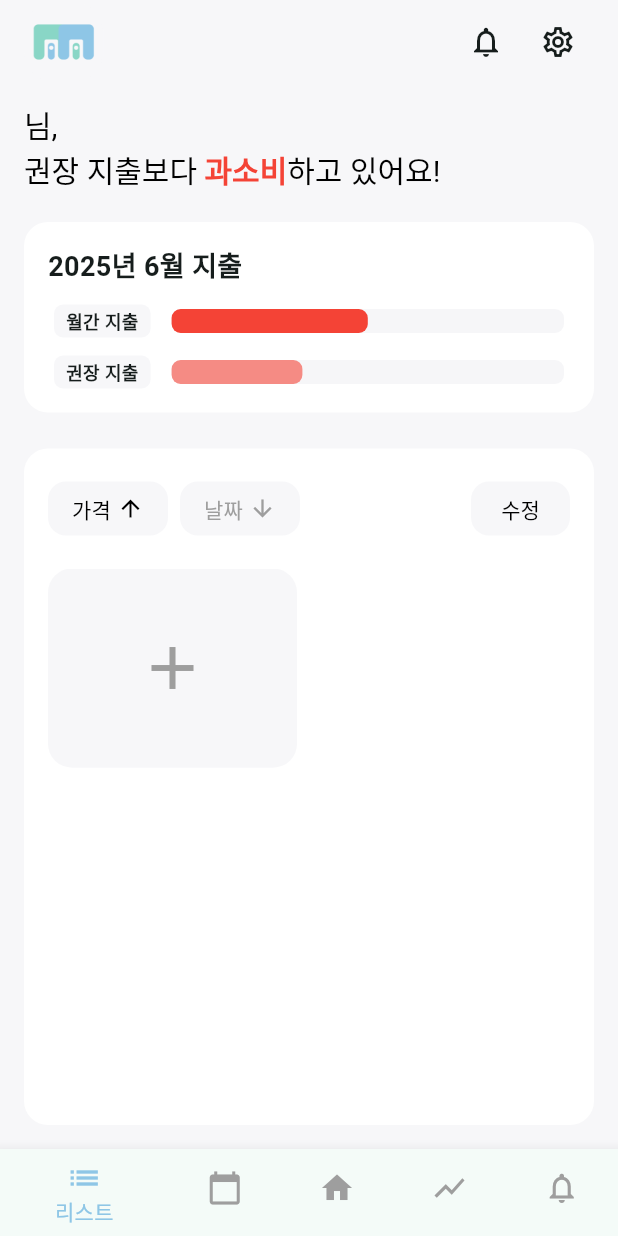
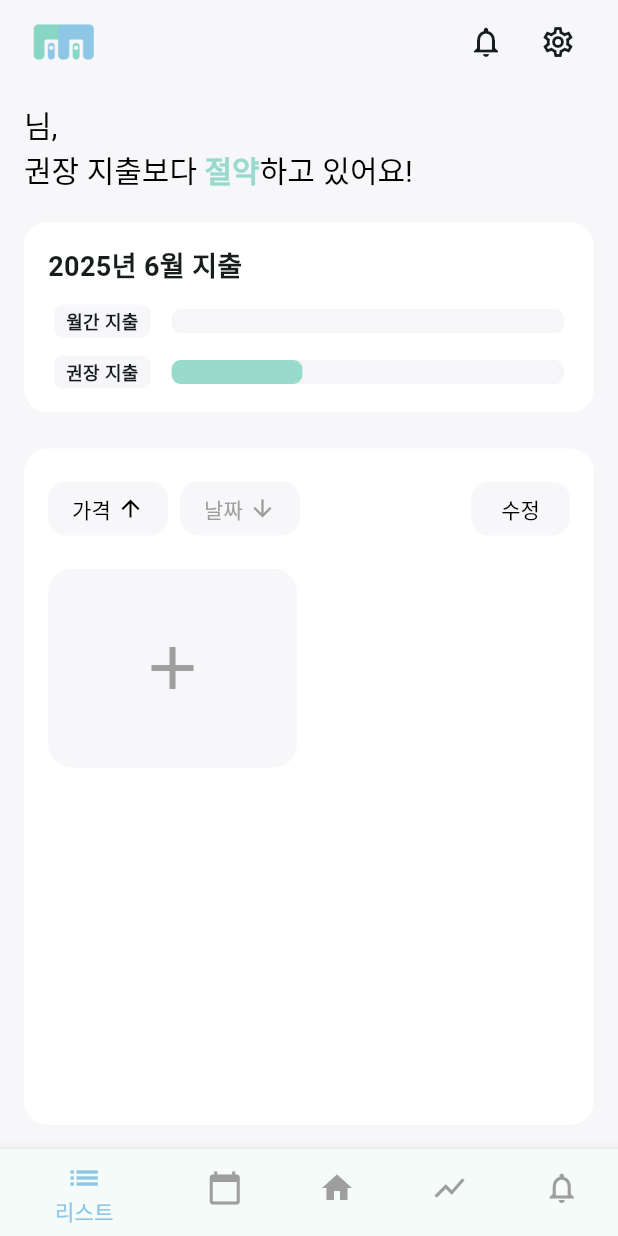
Before and after one commit to 8oo30un/moneytor, a Flutter app: the screen it shows after launch, after a tap on "가격", on a phone screen of 412 x 824 dp. Run offline on Flutter 3.47's test engine with Material 3 defaults, Android fonts, the phone set to English and light mode, and no system bars; our stand-ins replace cloud_firestore, firebase_auth, firebase_core, google_sign_in; accounts and stored records are empty.

Commit message:
fix: point color & add montlyspending

```diff
--- a/lib/home.dart
+++ b/lib/home.dart
@@ -29,7 +29,7 @@ class _HomePageState extends State<HomePage>
   String userName = '';
   String? photoUrl;
   int monthlyGoal = 1000000;
-  int todaySpending = 20000000;
+  int todaySpending = 20000;
   String spendingStatus = '절약'; // 절약, 평균, 과소비 중 하나
   Color statusColor = Colors.green; // 절약: 초록, 평균: 파랑, 과소비: 빨강
 
@@ -147,7 +147,10 @@ class _HomePageState extends State<HomePage>
   }
 
   void _calculateStatus() {
-    final result = calculateStatusFromCard(selectedCard: selectedCard);
+    final result = calculateStatusFromCard(
+      selectedCard: selectedCard,
+      allCards: registerCards, // ✅ 이걸 꼭 전달해야 함
+    );
 
     setState(() {
       monthlyGoal = result.goal;
@@ -246,6 +249,7 @@ class _HomePageState extends State<HomePage>
             monthlyGoal: monthlyGoal,
             statusColor: statusColor,
             userId: FirebaseAuth.instance.currentUser?.uid ?? '',
+            registerCards: registerCards,
             onGoalSaved: (updatedCard) {
               setState(() {
                 selectedCard = updatedCard;
--- a/lib/model/register_card_model.dart
+++ b/lib/model/register_card_model.dart
@@ -52,4 +52,8 @@ class RegisterCardModel {
       spendingGoal: spendingGoal ?? this.spendingGoal,
     );
   }
+
+  static int calculateTotalSpending(List<RegisterCardModel> cards) {
+    return cards.fold(0, (sum, card) => sum + card.totalAmount);
+  }
 }
--- a/lib/utils/spending_calculator.dart
+++ b/lib/utils/spending_calculator.dart
@@ -27,10 +27,19 @@ SpendingStatus calculateSpendingStatus({
   final double recommendedSpending = dailyGoal * dayPassed;
 
   if (todaySpending > recommendedSpending * 1.1) {
-    return SpendingStatus(status: '과소비', color: Colors.red);
+    return SpendingStatus(
+      status: '과소비',
+      color: Color.fromRGBO(255, 187, 135, 1),
+    );
   } else if (todaySpending < recommendedSpending * 0.9) {
-    return SpendingStatus(status: '절약', color: Colors.green);
+    return SpendingStatus(
+      status: '절약',
+      color: Color.fromRGBO(152, 219, 204, 1),
+    );
   } else {
-    return SpendingStatus(status: '평균', color: Colors.blue);
+    return SpendingStatus(
+      status: '평균',
+      color: Color.fromRGBO(161, 227, 249, 1),
+    );
   }
 }
--- a/lib/utils/status_utils.dart
+++ b/lib/utils/status_utils.dart
@@ -19,7 +19,9 @@ class StatusResult {
 StatusResult calculateStatusFromCard({
   RegisterCardModel? selectedCard,
   int defaultGoal = 1000000,
-  int defaultSpending = 500000,
+  //TODO: 목데이터 수정
+  int? defaultSpending,
+  List<RegisterCardModel>? allCards,
 }) {
   int goal;
   int spending;
@@ -31,7 +33,11 @@ StatusResult calculateStatusFromCard({
     spending = selectedCard.totalAmount;
   } else {
     goal = defaultGoal;
-    spending = defaultSpending;
+    spending =
+        defaultSpending ??
+        (allCards != null
+            ? RegisterCardModel.calculateTotalSpending(allCards)
+            : 0);
   }
 
   final status = calculateSpendingStatus(
--- a/lib/widgets/card_spending_summary.dart
+++ b/lib/widgets/card_spending_summary.dart
@@ -14,6 +14,7 @@ class CardSpendingSummary extends StatefulWidget {
   final Color statusColor;
   final String userId;
   final Function(RegisterCardModel updatedCard) onGoalSaved;
+  final List<RegisterCardModel> registerCards;
 
   const CardSpendingSummary({
     super.key,
@@ -23,6 +24,7 @@ class CardSpendingSummary extends StatefulWidget {
     required this.statusColor,
     required this.userId,
     required this.onGoalSaved,
+    required this.registerCards,
   });
 
   @override
@@ -48,6 +50,7 @@ class _CardSpendingSummaryState extends State<CardSpendingSummary> {
       selectedCard: widget.selectedCard,
       defaultGoal: widget.monthlyGoal,
       defaultSpending: widget.todaySpending,
+      allCards: widget.registerCards,
     );
 
     setState(() {
@@ -62,16 +65,19 @@ class _CardSpendingSummaryState extends State<CardSpendingSummary> {
 
   @override
   Widget build(BuildContext context) {
+    final totalSpending = RegisterCardModel.calculateTotalSpending(
+      widget.registerCards,
+    );
     final card = widget.selectedCard;
 
     if (card == null) {
       return _buildSummaryUI(
         title: DateFormat('yyyy년 M월 지출').format(DateTime.now()),
-        spending: widget.todaySpending,
+        spending: totalSpending,
         goal: widget.monthlyGoal,
         status: calculateSpendingStatus(
           monthlyGoal: widget.monthlyGoal,
-          todaySpending: widget.todaySpending,
+          todaySpending: totalSpending,
         ),
       );
     }
@@ -185,7 +191,7 @@ class _CardSpendingSummaryState extends State<CardSpendingSummary> {
                     Expanded(
                       child: LabeledProgressBox(
                         progress: goal > 0 ? spending / goal : 0,
-                        color: status.color,
+                        color: status.color.withOpacity(0.6),
                       ),
                     ),
                   ],
@@ -202,7 +208,7 @@ class _CardSpendingSummaryState extends State<CardSpendingSummary> {
                             goal > 0
                                 ? ((goal / 30) * DateTime.now().day) / goal
                                 : 0,
-                        color: status.color.withOpacity(0.6),
+                        color: status.color.withOpacity(1),
                       ),
                     ),
                   ],
```
